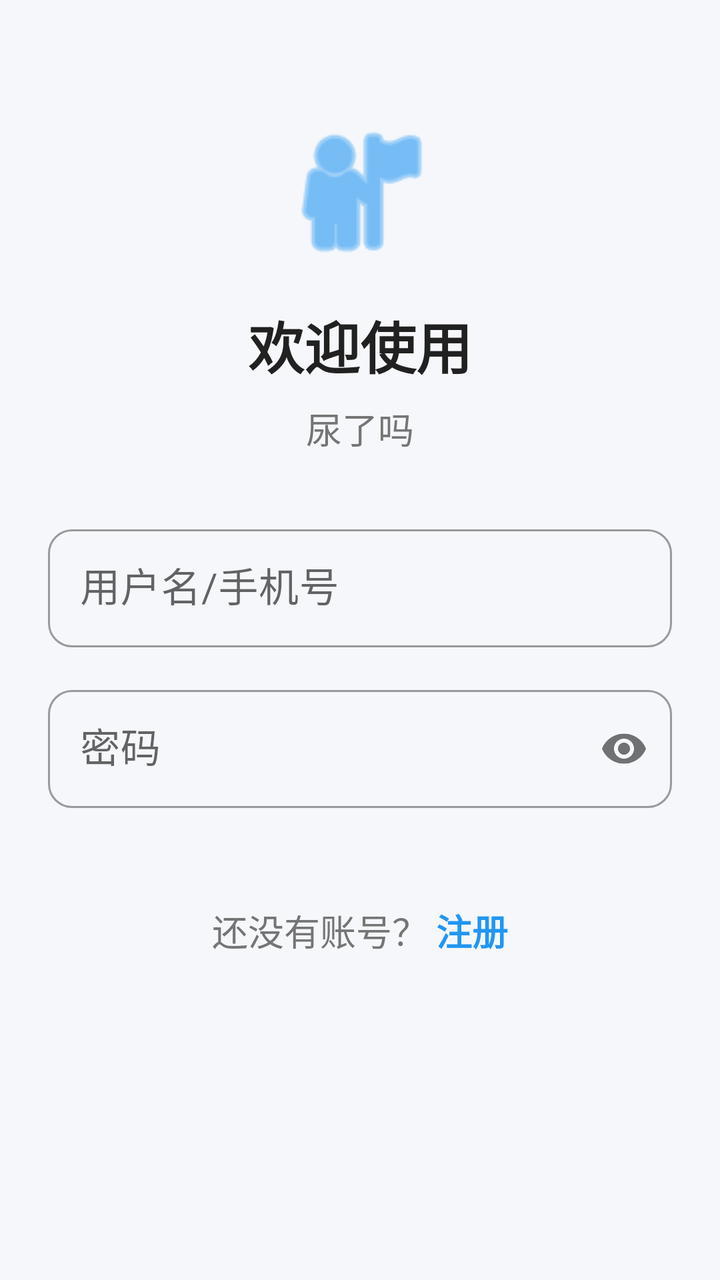
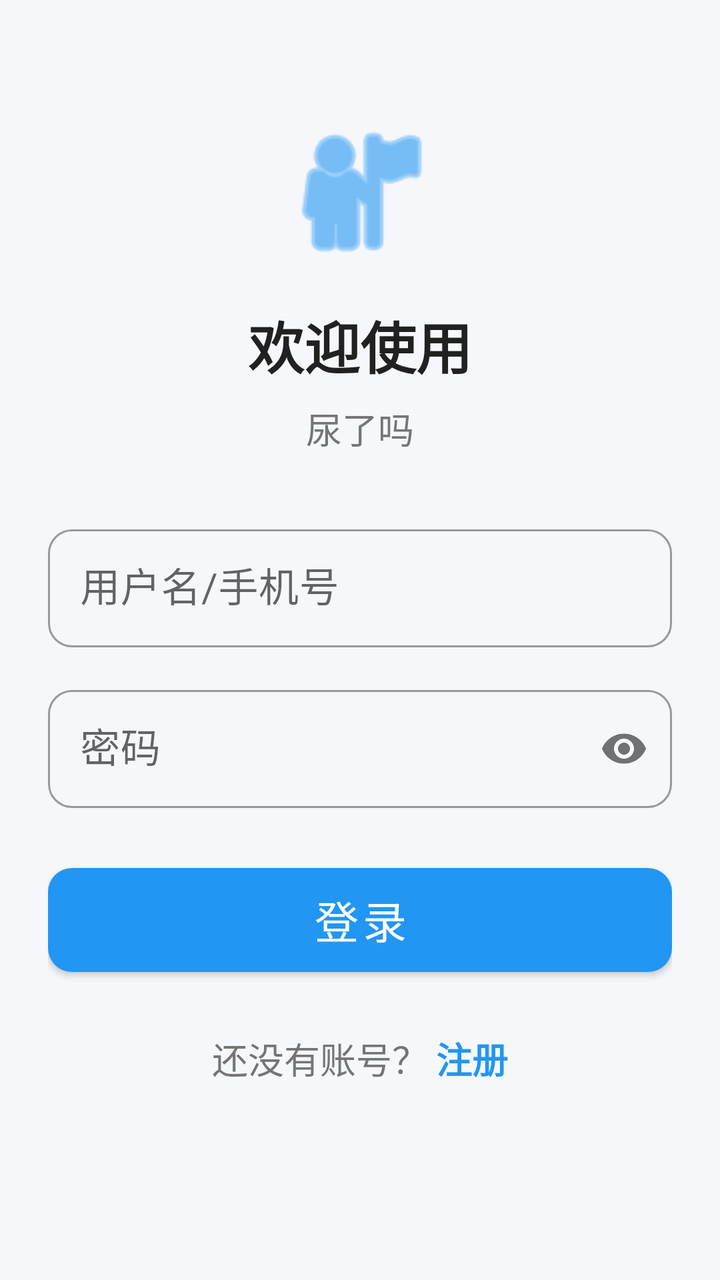

Two renders of the same Android screen: before a commit and after it. Below are the layout's source before the change and the commit's diff.
<!-- AndroidManifest.xml: application theme Theme.ProstateRehab -->
<!-- res/layout/activity_login.xml -->
<?xml version="1.0" encoding="utf-8"?>
<ScrollView xmlns:android="http://schemas.android.com/apk/res/android"
    xmlns:app="http://schemas.android.com/apk/res-auto"
    android:layout_width="match_parent"
    android:layout_height="match_parent"
    android:fillViewport="true">

    <LinearLayout
        android:layout_width="match_parent"
        android:layout_height="wrap_content"
        android:orientation="vertical"
        android:padding="@dimen/spacing_large"
        android:gravity="center_horizontal">

        
        <LinearLayout
            android:layout_width="match_parent"
            android:layout_height="wrap_content"
            android:orientation="vertical"
            android:gravity="center"
            android:layout_marginTop="@dimen/spacing_xlarge"
            android:layout_marginBottom="@dimen/spacing_xlarge">

            <ImageView
                android:layout_width="80dp"
                android:layout_height="80dp"
                android:src="@android:drawable/ic_menu_myplaces"
                app:tint="@color/primary"
                android:contentDescription="logo" />

            <TextView
                android:layout_width="wrap_content"
                android:layout_height="wrap_content"
                android:text="@string/login_title"
                android:textSize="@dimen/text_size_xxlarge"
                android:textColor="@color/text_primary"
                android:textStyle="bold"
                android:layout_marginTop="@dimen/spacing_normal" />

            <TextView
                android:layout_width="wrap_content"
                android:layout_height="wrap_content"
                android:text="@string/app_name"
                android:textSize="@dimen/text_size_normal"
                android:textColor="@color/text_secondary"
                android:layout_marginTop="@dimen/spacing_small" />
        </LinearLayout>

        
        <LinearLayout
            android:layout_width="match_parent"
            android:layout_height="wrap_content"
            android:orientation="vertical">

            <com.google.android.material.textfield.TextInputLayout
                style="@style/AppTextInputLayout"
                android:layout_width="match_parent"
                android:layout_height="wrap_content"
                android:hint="@string/username"
                android:layout_marginBottom="@dimen/spacing_normal">

                <com.google.android.material.textfield.TextInputEditText
                    android:id="@+id/et_username"
                    android:layout_width="match_parent"
                    android:layout_height="wrap_content"
                    android:inputType="text"
                    android:textSize="@dimen/text_size_large"
                    android:paddingVertical="@dimen/spacing_normal" />
            </com.google.android.material.textfield.TextInputLayout>

            <com.google.android.material.textfield.TextInputLayout
                style="@style/AppTextInputLayout"
                android:layout_width="match_parent"
                android:layout_height="wrap_content"
                android:hint="@string/password"
                app:passwordToggleEnabled="true"
                android:layout_marginBottom="@dimen/spacing_large">

                <com.google.android.material.textfield.TextInputEditText
                    android:id="@+id/et_password"
                    android:layout_width="match_parent"
                    android:layout_height="wrap_content"
                    android:inputType="textPassword"
                    android:textSize="@dimen/text_size_large"
                    android:paddingVertical="@dimen/spacing_normal" />
            </com.google.android.material.textfield.TextInputLayout>

            <com.google.android.material.button.MaterialButton
                android:id="@+id/btn_login"
                style="@style/AppButton.Large"
                android:layout_width="match_parent"
                android:text="@string/login" />

            <LinearLayout
                android:layout_width="match_parent"
                android:layout_height="wrap_content"
                android:orientation="horizontal"
                android:gravity="center"
                android:layout_marginTop="@dimen/spacing_large">

                <TextView
                    android:layout_width="wrap_content"
                    android:layout_height="wrap_content"
                    android:text="@string/no_account"
                    android:textSize="@dimen/text_size_normal"
                    android:textColor="@color/text_secondary" />

                <TextView
                    android:id="@+id/tv_register"
                    android:layout_width="wrap_content"
                    android:layout_height="wrap_content"
                    android:text="@string/register"
                    android:textSize="@dimen/text_size_normal"
                    android:textColor="@color/primary"
                    android:textStyle="bold"
                    android:layout_marginStart="@dimen/spacing_xsmall" />
            </LinearLayout>
        </LinearLayout>
    </LinearLayout>
</ScrollView>
<!-- resources referenced by this layout -->
<resources>
  <color name="primary">#2196F3</color>
  <color name="text_primary">#212121</color>
  <color name="text_secondary">#757575</color>
  <dimen name="spacing_large">24dp</dimen>
  <dimen name="spacing_normal">16dp</dimen>
  <dimen name="spacing_small">8dp</dimen>
  <dimen name="spacing_xlarge">32dp</dimen>
  <dimen name="spacing_xsmall">4dp</dimen>
  <dimen name="text_size_large">20sp</dimen>
  <dimen name="text_size_normal">18sp</dimen>
  <dimen name="text_size_xxlarge">28sp</dimen>
  <string name="app_name">尿了吗</string>
  <string name="login">登录</string>
  <string name="login_title">欢迎使用</string>
  <string name="no_account">还没有账号？</string>
  <string name="password">密码</string>
  <string name="register">注册</string>
  <string name="username">用户名/手机号</string>
  <style name="AppButton.Large" parent="AppMaterialButton">
          <item name="android:textSize">22sp</item>
          <item name="android:minHeight">64dp</item>
      </style>
  <style name="AppTextInputLayout" parent="Widget.MaterialComponents.TextInputLayout.OutlinedBox">
          <item name="boxCornerRadiusTopStart">12dp</item>
          <item name="boxCornerRadiusTopEnd">12dp</item>
          <item name="boxCornerRadiusBottomStart">12dp</item>
          <item name="boxCornerRadiusBottomEnd">12dp</item>
          <item name="android:textSize">18sp</item>
      </style>
  <style name="Theme.ProstateRehab" parent="Theme.MaterialComponents.Light.NoActionBar">
          <item name="colorPrimary">@color/primary</item>
          <item name="colorPrimaryDark">@color/primary_dark</item>
          <item name="colorAccent">@color/accent</item>
          <item name="android:windowBackground">@color/background</item>
          <item name="android:textColor">@color/text_primary</item>
          <item name="android:textSize">18sp</item>
          <item name="buttonStyle">@style/AppButton</item>
          <item name="materialButtonStyle">@style/AppMaterialButton</item>
      </style>
  <style name="AppMaterialButton" parent="Widget.MaterialComponents.Button">
          <item name="android:textSize">20sp</item>
          <item name="android:minHeight">56dp</item>
          <item name="cornerRadius">12dp</item>
      </style>
  <color name="primary_dark">#1976D2</color>
  <color name="accent">#FF9800</color>
  <color name="background">#F5F7FA</color>
  <style name="AppButton" parent="Widget.AppCompat.Button">
          <item name="android:textSize">20sp</item>
          <item name="android:minHeight">56dp</item>
          <item name="android:paddingLeft">24dp</item>
          <item name="android:paddingRight">24dp</item>
      </style>
</resources>

<!-- the commit's change to res/layout/activity_login.xml (unified diff, before → after) -->
@@ -89,6 +89,7 @@
                 android:id="@+id/btn_login"
                 style="@style/AppButton.Large"
                 android:layout_width="match_parent"
+                android:layout_height="wrap_content"
                 android:text="@string/login" />
 
             <LinearLayout
